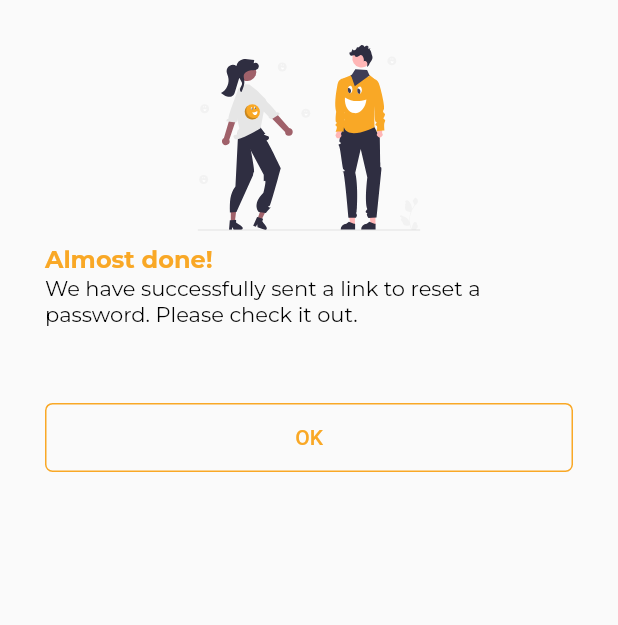
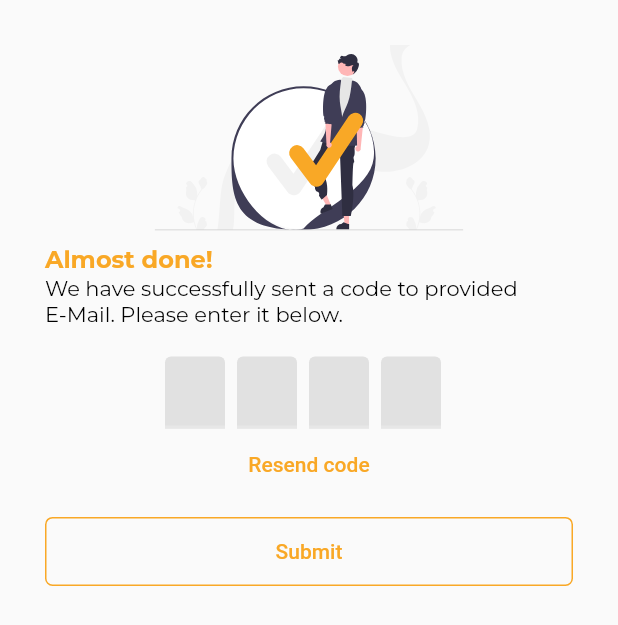
Before and after one commit to jtrznadel/social_ease, a Flutter app: the ForgotPasswordModalWidget widget shown alone on an empty page, opened directly, after a tap on "Submit", on a phone screen of 412 x 824 dp. Shown: the top 625 px of the screen. Run offline on Flutter 3.47's test engine with Material 2 defaults, Android fonts, the phone set to English and light mode, and no system bars; drawn by our look-alikes of flutter_otp_text_field; our stand-ins replace flutter_svg, get, google_fonts, liquid_swipe, smooth_page_indicator.

Commit message:
ResetPasswordSreen and OTPModal added

```diff
--- a/lib/constants/image_strings.dart
+++ b/lib/constants/image_strings.dart
@@ -15,3 +15,7 @@ const String tGoogleLogo = "assets/logos/googleLogo.png";
 // -- Forgot Password Images
 const String tForgotPasswordImage =
     "assets/images/forgot_password_images/forgot_password_image.svg";
+const String tForgotPasswordSuccessImage =
+    "assets/images/forgot_password_images/forgot_password_success_image.svg";
+const String tForgotPasswordResetImage =
+    "assets/images/forgot_password_images/forgot_password_reset_image.svg";
--- a/lib/constants/text_strings.dart
+++ b/lib/constants/text_strings.dart
@@ -33,4 +33,7 @@ const String tForgotPasswordSubTitle =
 
 const String tForgotPasswordSuccessTitle = "Almost done!";
 const String tForgotPasswordSuccessSubTitle =
-    "We have successfully sent a link to reset a password. Please check it out.";
+    "We have successfully sent a code to provided \nE-Mail. Please enter it below.";
+const String tForgotPasswordResetTitle = "Reset password";
+const String tForgotPasswordResetSubTitle =
+    "You're almost finished. Create a secure password below, entering it twice for confirmation";
--- a/lib/features/authentication/screens/login/widgets/forgot_password_modal_widget.dart
+++ b/lib/features/authentication/screens/forgot_password/widgets/forgot_password_modal_widget.dart
@@ -1,5 +1,9 @@
 import 'package:flutter/material.dart';
+import 'package:flutter_otp_text_field/flutter_otp_text_field.dart';
 import 'package:flutter_svg/svg.dart';
+import 'package:get/get.dart';
+import 'package:social_ease/constants/colors.dart';
+import 'package:social_ease/features/authentication/screens/forgot_password/reset_password_screen.dart';
 
 import '../../../../../constants/image_strings.dart';
 import '../../../../../constants/sizes.dart';
@@ -31,7 +35,7 @@ class _ForgotPasswordModalWidgetState extends State<ForgotPasswordModalWidget> {
             SizedBox(
               height: size.height * 0.15,
               child: SvgPicture.asset(
-                  !_flag ? tForgotPasswordImage : tWelcomeImage),
+                  !_flag ? tForgotPasswordImage : tForgotPasswordSuccessImage),
             ),
             const SizedBox(
               height: 10,
@@ -55,9 +59,24 @@ class _ForgotPasswordModalWidgetState extends State<ForgotPasswordModalWidget> {
                         labelText: "E-mail",
                         prefixIcon: Icon(Icons.email_outlined)),
                   ))
-                : Container(),
+                : Column(
+                    children: [
+                      OtpTextField(
+                        numberOfFields: 4,
+                        fillColor: tSecondaryColor.withOpacity(0.1),
+                        filled: true,
+                      ),
+                      TextButton(
+                          onPressed: () {},
+                          style: TextButton.styleFrom(
+                              foregroundColor: tPrimaryColor),
+                          child: const Text(
+                            "Resend code",
+                          )),
+                    ],
+                  ),
             const SizedBox(
-              height: tFormHeight,
+              height: tFormHeight - 20,
             ),
             SizedBox(
                 width: double.infinity,
@@ -65,15 +84,14 @@ class _ForgotPasswordModalWidgetState extends State<ForgotPasswordModalWidget> {
                     onPressed: () {
                       if (_flag) {
                         Navigator.pop(context);
-                        Future.delayed(
-                            const Duration(milliseconds: 100), () {});
+                        Get.to(() => const ResetPasswordScreen());
                       } else {
                         setState(() {
                           _flag = !_flag;
                         });
                       }
                     },
-                    child: Text(!_flag ? "Submit" : "OK")))
+                    child: const Text("Submit")))
           ],
         ),
       ),
--- a/lib/features/authentication/screens/login/widgets/login_form_widget.dart
+++ b/lib/features/authentication/screens/login/widgets/login_form_widget.dart
@@ -2,7 +2,7 @@ import 'package:flutter/material.dart';
 import 'package:social_ease/constants/colors.dart';
 
 import '../../../../../constants/sizes.dart';
-import 'forgot_password_modal_widget.dart';
+import '../../forgot_password/widgets/forgot_password_modal_widget.dart';
 
 class LoginForm extends StatelessWidget {
   const LoginForm({
--- a/pubspec.yaml
+++ b/pubspec.yaml
@@ -40,6 +40,7 @@ dependencies:
   flutter_svg: ^2.0.6
   smooth_page_indicator: ^1.1.0
   get: ^4.6.5
+  flutter_otp_text_field: ^1.1.1
 
 dev_dependencies:
   flutter_test:
```
Also changed, not shown: lib/features/authentication/screens/forgot_password/reset_password_screen.dart (added, +72 -0 lines), assets/images/forgot_password_images/forgot_password_reset_image.svg (added), assets/images/forgot_password_images/forgot_password_success_image.svg (added), pubspec.lock.
